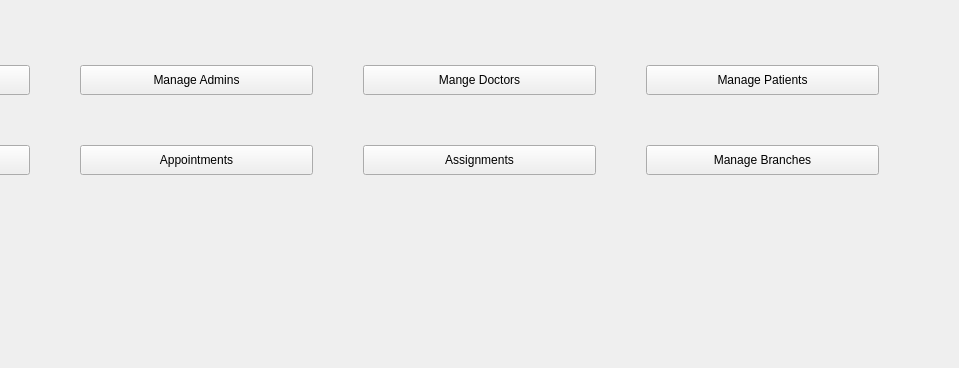
The window that backend/ui/admin/admin_main_interface.ui (MZaidNaeem/hospital_management_system) describes before a commit, drawn with Qt 5; both pictures show x 377 to 1336 and y 339 to 707 of the 1430 by 707 pixel window.
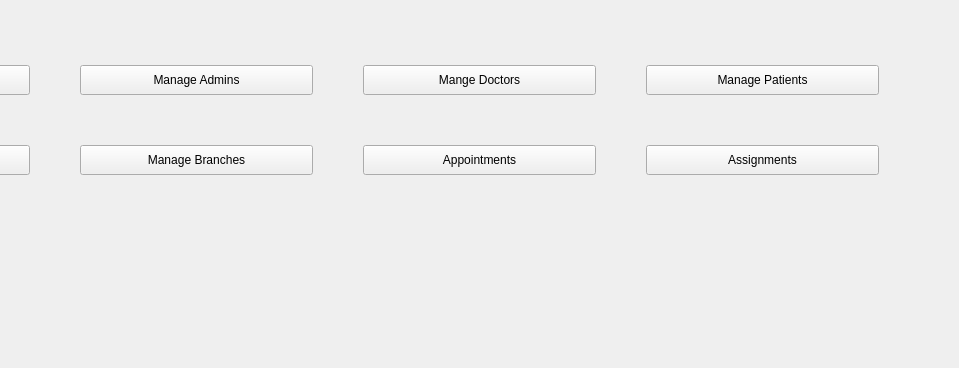
The same window after the commit.

Commit message: admin screens creation completed

Diff of the .ui file:
```diff
--- a/backend/ui/admin/admin_main_interface.ui
+++ b/backend/ui/admin/admin_main_interface.ui
@@ -73,32 +73,6 @@
         <property name="spacing">
          <number>50</number>
         </property>
-        <item row="1" column="1">
-         <widget class="QPushButton" name="admin_manage_appointments">
-          <property name="minimumSize">
-           <size>
-            <width>0</width>
-            <height>30</height>
-           </size>
-          </property>
-          <property name="text">
-           <string>Appointments</string>
-          </property>
-         </widget>
-        </item>
-        <item row="1" column="3">
-         <widget class="QPushButton" name="admin_manage_branches">
-          <property name="minimumSize">
-           <size>
-            <width>0</width>
-            <height>30</height>
-           </size>
-          </property>
-          <property name="text">
-           <string>Manage Branches</string>
-          </property>
-         </widget>
-        </item>
         <item row="0" column="1">
          <widget class="QPushButton" name="admin_mange_admins">
           <property name="minimumSize">
@@ -170,7 +144,7 @@
           </property>
          </widget>
         </item>
-        <item row="1" column="2">
+        <item row="1" column="3">
          <widget class="QPushButton" name="admin_manage_assignments">
           <property name="minimumSize">
            <size>
@@ -183,6 +157,32 @@
           </property>
          </widget>
         </item>
+        <item row="1" column="2">
+         <widget class="QPushButton" name="admin_manage_appointments">
+          <property name="minimumSize">
+           <size>
+            <width>0</width>
+            <height>30</height>
+           </size>
+          </property>
+          <property name="text">
+           <string>Appointments</string>
+          </property>
+         </widget>
+        </item>
+        <item row="1" column="1">
+         <widget class="QPushButton" name="admin_manage_branches">
+          <property name="minimumSize">
+           <size>
+            <width>0</width>
+            <height>30</height>
+           </size>
+          </property>
+          <property name="text">
+           <string>Manage Branches</string>
+          </property>
+         </widget>
+        </item>
        </layout>
       </item>
      </layout>
```
The commit also changes 20 other files.
